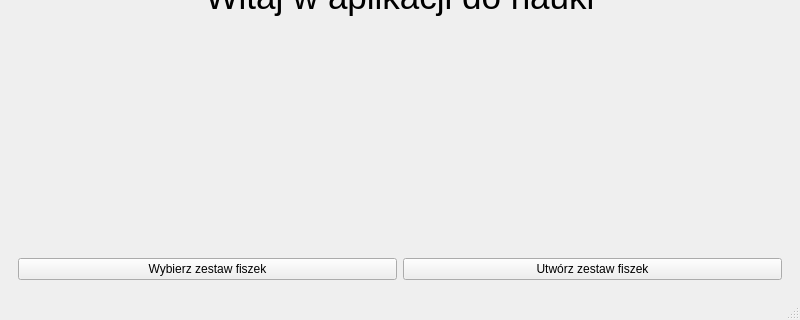
Before: the Qt Designer form src/qt_ui/mainwindow.ui in Michalmo12345/FlashcardQTApp, drawn with Qt 5; both pictures show x 0 to 800 and y 294 to 614 of the 800 by 614 pixel window.
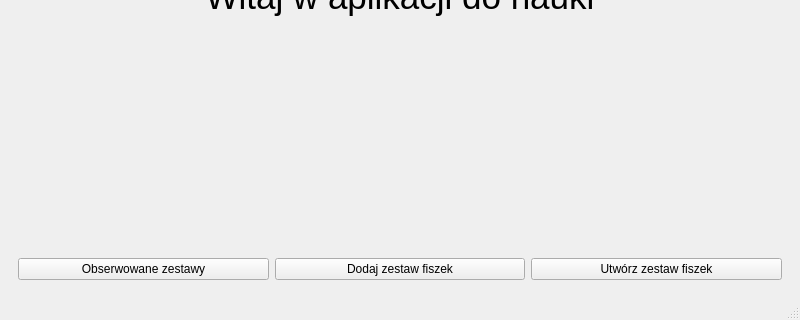
After: the same form once the commit is applied. The open tabs and pages were chosen to show the change.

What changed in the file:
```diff
--- a/src/qt_ui/mainwindow.ui
+++ b/src/qt_ui/mainwindow.ui
@@ -41,13 +41,20 @@
           </item>
           <item>
            <layout class="QHBoxLayout" name="horizontalLayout_2">
+            <item>
+             <widget class="QPushButton" name="usersFavButton">
+              <property name="text">
+               <string>Obserwowane zestawy</string>
+              </property>
+             </widget>
+            </item>
             <item>
              <widget class="QPushButton" name="findSetsButton">
               <property name="layoutDirection">
                <enum>Qt::LeftToRight</enum>
               </property>
               <property name="text">
-               <string>Wybierz zestaw fiszek</string>
+               <string>Dodaj zestaw fiszek</string>
               </property>
              </widget>
             </item>
```
Left out of the diff: 6 changed lines with no effect on the pictures.
